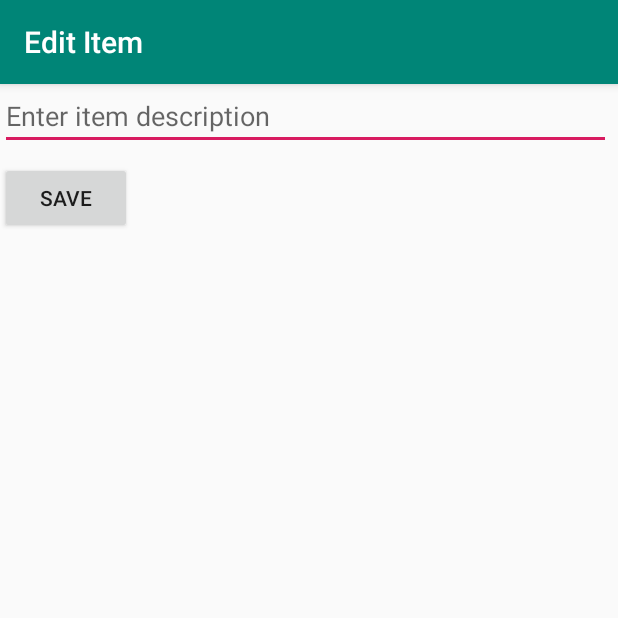
After one commit to tarabhatia/SimpleToDo, an Android app: the EditItemActivity screen opened directly, with no data from a screen before it, on a phone screen of 412 x 824 dp, the top half of it. The commit adds this screen. Run offline under Robolectric (Android 15) with nearby library versions, the phone set to English and light mode, and no system bars.

Commit message:
Added stretch goals

```diff
--- a/app/src/main/AndroidManifest.xml
+++ b/app/src/main/AndroidManifest.xml
@@ -12,6 +12,7 @@
         android:roundIcon="@mipmap/ic_launcher_round"
         android:supportsRtl="true"
         android:theme="@style/AppTheme">
+        <activity android:name=".EditItemActivity"></activity>
         <activity android:name=".MainActivity">
             <intent-filter>
                 <action android:name="android.intent.action.MAIN" />
--- /dev/null
+++ b/app/src/main/java/com/example/simpleto_do/EditItemActivity.java
@@ -0,0 +1,48 @@
+package com.example.simpleto_do;
+
+import android.content.Intent;
+import android.os.Bundle;
+import android.view.View;
+import android.widget.EditText;
+
+import androidx.appcompat.app.AppCompatActivity;
+
+import static com.example.simpleto_do.MainActivity.ITEM_POSITION;
+import static com.example.simpleto_do.MainActivity.ITEM_TEXT;
+
+public class EditItemActivity extends AppCompatActivity {
+
+    // track edit text
+    EditText eItemText;
+    // position of edited item in list
+    int position;
+
+    @Override
+    protected void onCreate(Bundle savedInstanceState) {
+        super.onCreate(savedInstanceState);
+        setContentView(R.layout.activity_edit_item);
+        // resolve edit text from layout
+        eItemText = findViewById(R.id.eItemText);
+        // set edit text value from intent extra
+        eItemText.setText(getIntent().getStringExtra(ITEM_TEXT));
+        // update position from intent extra
+        position = getIntent().getIntExtra(ITEM_POSITION, 0);
+        // update the title bar of activity
+        getSupportActionBar().setTitle("Edit Item");
+    }
+
+    // handler for save button
+    public void onSaveItem(View v) {
+        // prepare new intent for result
+        Intent i = new Intent();
+        // pass updated item text as extra
+        i.putExtra(ITEM_TEXT, eItemText.getText().toString());
+        // pass original position as extra
+        i.putExtra(ITEM_POSITION, position);
+        // set the intent as the result of the activity
+        setResult(RESULT_OK, i);
+        // close the activity and redirect to main
+        finish();
+    }
+
+}
--- /dev/null
+++ b/app/src/main/res/layout/activity_edit_item.xml
@@ -0,0 +1,29 @@
+<?xml version="1.0" encoding="utf-8"?>
+<androidx.constraintlayout.widget.ConstraintLayout xmlns:android="http://schemas.android.com/apk/res/android"
+    xmlns:app="http://schemas.android.com/apk/res-auto"
+    xmlns:tools="http://schemas.android.com/tools"
+    android:layout_width="match_parent"
+    android:layout_height="match_parent"
+    tools:context=".EditItemActivity">
+
+    <EditText
+        android:id="@+id/eItemText"
+        android:layout_width="407dp"
+        android:layout_height="44dp"
+        android:ems="10"
+        android:gravity="start|top"
+        android:hint="Enter item description"
+        android:inputType="textMultiLine"
+        tools:layout_editor_absoluteX="0dp"
+        tools:layout_editor_absoluteY="22dp" />
+
+    <Button
+        android:id="@+id/btnSave"
+        android:layout_width="wrap_content"
+        android:layout_height="wrap_content"
+        android:layout_marginTop="8dp"
+        android:text="Save"
+        android:onClick="onSaveItem"
+        app:layout_constraintTop_toBottomOf="@+id/eItemText"
+        tools:layout_editor_absoluteX="0dp" />
+</androidx.constraintlayout.widget.ConstraintLayout>
```
Also changed, not shown: app/src/main/java/com/example/simpleto_do/MainActivity.java (+47 -1 lines).
